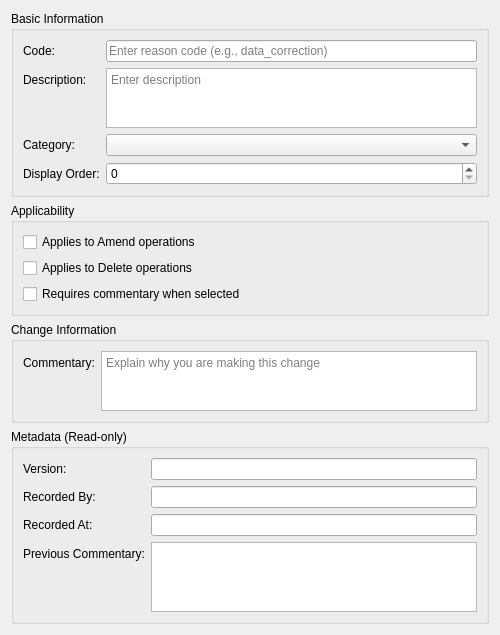
This is projects/ores.qt/ui/ChangeReasonDetailDialog.ui in OreStudio/OreStudio as Qt 5 draws it before an edit. The edited form follows.
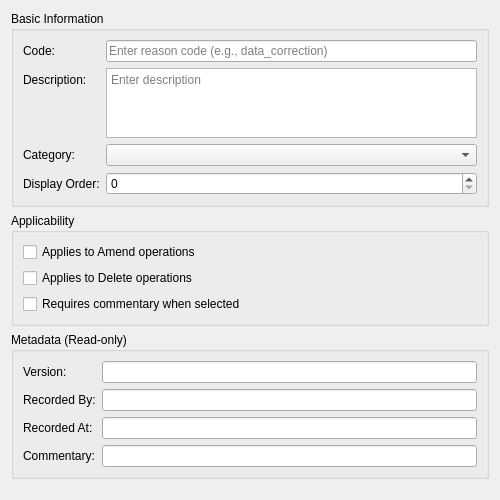
This is the edited form.

Commit message:
[qt] Fix save dialog pattern for change reason detail dialogs
Follow the Currency/Country dialog pattern: show existing commentary
in read-only metadata section and prompt with QInputDialog for
mandatory commentary when clicking Save.

```diff
--- a/projects/ores.qt/ui/ChangeReasonDetailDialog.ui
+++ b/projects/ores.qt/ui/ChangeReasonDetailDialog.ui
@@ -132,41 +132,6 @@
      </layout>
     </widget>
    </item>
-   <item>
-    <widget class="QGroupBox" name="changeInfoGroup">
-     <property name="title">
-      <string>Change Information</string>
-     </property>
-     <layout class="QFormLayout" name="changeInfoLayout">
-      <item row="0" column="0">
-       <widget class="QLabel" name="labelChangeCommentary">
-        <property name="text">
-         <string>Commentary:</string>
-        </property>
-       </widget>
-      </item>
-      <item row="0" column="1">
-       <widget class="QPlainTextEdit" name="changeCommentaryEdit">
-        <property name="minimumSize">
-         <size>
-          <width>0</width>
-          <height>60</height>
-         </size>
-        </property>
-        <property name="maximumSize">
-         <size>
-          <width>16777215</width>
-          <height>100</height>
-         </size>
-        </property>
-        <property name="placeholderText">
-         <string>Explain why you are making this change</string>
-        </property>
-       </widget>
-      </item>
-     </layout>
-    </widget>
-   </item>
    <item>
     <widget class="QGroupBox" name="metadataGroup">
      <property name="title">
@@ -218,21 +183,15 @@
       <item row="3" column="0">
        <widget class="QLabel" name="labelPrevCommentary">
         <property name="text">
-         <string>Previous Commentary:</string>
+         <string>Commentary:</string>
         </property>
        </widget>
       </item>
       <item row="3" column="1">
-       <widget class="QPlainTextEdit" name="prevCommentaryEdit">
+       <widget class="QLineEdit" name="commentaryEdit">
         <property name="readOnly">
          <bool>true</bool>
         </property>
-        <property name="maximumSize">
-         <size>
-          <width>16777215</width>
-          <height>80</height>
-         </size>
-        </property>
        </widget>
       </item>
      </layout>
```
Left out of the diff: 2 changed lines with no effect on the pictures. The commit also changes 3 other files.
